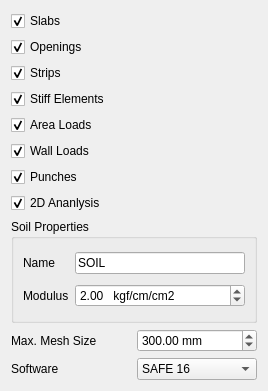
Qt form safe/punch/Resources/ui/safe_panel.ui (ebrahimraeyat/OSAFE) before a commit.
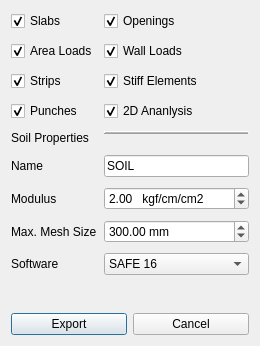
The same form after that commit. Icons and pictures are not drawn.

Commit message: Gui export to safe re-formatted

Diff of the .ui file:
```diff
--- a/safe/punch/Resources/ui/safe_panel.ui
+++ b/safe/punch/Resources/ui/safe_panel.ui
@@ -6,8 +6,8 @@
    <rect>
     <x>0</x>
     <y>0</y>
-    <width>268</width>
-    <height>391</height>
+    <width>260</width>
+    <height>346</height>
    </rect>
   </property>
   <property name="windowTitle">
@@ -15,6 +15,11 @@
   </property>
   <layout class="QVBoxLayout" name="verticalLayout">
    <item>
+    <layout class="QFormLayout" name="formLayout">
+     <property name="verticalSpacing">
+      <number>10</number>
+     </property>
+     <item row="0" column="0">
     <widget class="QCheckBox" name="slabs_checkbox">
      <property name="text">
       <string>Slabs</string>
@@ -24,7 +29,7 @@
      </property>
     </widget>
    </item>
-   <item>
+     <item row="0" column="1">
     <widget class="QCheckBox" name="openings_checkbox">
      <property name="text">
       <string>Openings</string>
@@ -34,27 +39,7 @@
      </property>
     </widget>
    </item>
-   <item>
-    <widget class="QCheckBox" name="strips_checkbox">
-     <property name="text">
-      <string>Strips</string>
-     </property>
-     <property name="checked">
-      <bool>true</bool>
-     </property>
-    </widget>
-   </item>
-   <item>
-    <widget class="QCheckBox" name="stiff_elements_checkbox">
-     <property name="text">
-      <string>Stiff Elements</string>
-     </property>
-     <property name="checked">
-      <bool>true</bool>
-     </property>
-    </widget>
-   </item>
-   <item>
+     <item row="1" column="0">
     <widget class="QCheckBox" name="loads_checkbox">
      <property name="text">
       <string>Area Loads</string>
@@ -64,7 +49,7 @@
      </property>
     </widget>
    </item>
-   <item>
+     <item row="1" column="1">
     <widget class="QCheckBox" name="wall_loads">
      <property name="text">
       <string>Wall Loads</string>
@@ -74,7 +59,27 @@
      </property>
     </widget>
    </item>
-   <item>
+     <item row="2" column="0">
+      <widget class="QCheckBox" name="strips_checkbox">
+       <property name="text">
+        <string>Strips</string>
+       </property>
+       <property name="checked">
+        <bool>true</bool>
+       </property>
+      </widget>
+     </item>
+     <item row="2" column="1">
+      <widget class="QCheckBox" name="stiff_elements_checkbox">
+       <property name="text">
+        <string>Stiff Elements</string>
+       </property>
+       <property name="checked">
+        <bool>true</bool>
+       </property>
+      </widget>
+     </item>
+     <item row="3" column="0">
     <widget class="QCheckBox" name="punches">
      <property name="text">
       <string>Punches</string>
@@ -84,7 +89,7 @@
      </property>
     </widget>
    </item>
-   <item>
+     <item row="3" column="1">
     <widget class="QCheckBox" name="analysis_2d">
      <property name="text">
       <string>2D Ananlysis</string>
@@ -94,71 +99,83 @@
      </property>
     </widget>
    </item>
-   <item>
-    <widget class="QGroupBox" name="groupBox">
-     <property name="title">
+     <item row="4" column="0">
+      <widget class="QLabel" name="label">
+       <property name="text">
       <string>Soil Properties</string>
      </property>
-     <layout class="QGridLayout" name="gridLayout">
-      <item row="0" column="0">
+      </widget>
+     </item>
+     <item row="4" column="1">
+      <widget class="Line" name="line">
+       <property name="frameShadow">
+        <enum>QFrame::Raised</enum>
+       </property>
+       <property name="lineWidth">
+        <number>1</number>
+       </property>
+       <property name="midLineWidth">
+        <number>1</number>
+       </property>
+       <property name="orientation">
+        <enum>Qt::Horizontal</enum>
+       </property>
+      </widget>
+     </item>
+     <item row="5" column="0">
        <widget class="QLabel" name="label_2">
         <property name="text">
          <string>Name</string>
         </property>
        </widget>
       </item>
-      <item row="1" column="1">
-       <widget class="QDoubleSpinBox" name="soil_modulus">
-        <property name="prefix">
-         <string/>
-        </property>
-        <property name="suffix">
-         <string>   kgf/cm/cm2</string>
-        </property>
-        <property name="decimals">
-         <number>2</number>
-        </property>
-        <property name="minimum">
-         <double>0.100000000000000</double>
-        </property>
-        <property name="maximum">
-         <double>10.000000000000000</double>
-        </property>
-        <property name="singleStep">
-         <double>0.100000000000000</double>
-        </property>
-        <property name="value">
-         <double>2.000000000000000</double>
-        </property>
-       </widget>
-      </item>
-      <item row="0" column="1">
+     <item row="5" column="1">
        <widget class="QLineEdit" name="soil_name">
         <property name="text">
          <string>SOIL</string>
         </property>
        </widget>
       </item>
-      <item row="1" column="0">
+     <item row="6" column="0">
        <widget class="QLabel" name="label_3">
         <property name="text">
          <string>Modulus</string>
         </property>
        </widget>
       </item>
-     </layout>
-    </widget>
-   </item>
-   <item>
-    <layout class="QHBoxLayout" name="horizontalLayout">
-     <item>
+     <item row="6" column="1">
+      <widget class="QDoubleSpinBox" name="soil_modulus">
+       <property name="prefix">
+        <string/>
+       </property>
+       <property name="suffix">
+        <string>   kgf/cm/cm2</string>
+       </property>
+       <property name="decimals">
+        <number>2</number>
+       </property>
+       <property name="minimum">
+        <double>0.100000000000000</double>
+       </property>
+       <property name="maximum">
+        <double>10.000000000000000</double>
+       </property>
+       <property name="singleStep">
+        <double>0.100000000000000</double>
+       </property>
+       <property name="value">
+        <double>2.000000000000000</double>
+       </property>
+      </widget>
+     </item>
+     <item row="7" column="0">
       <widget class="QLabel" name="label_4">
        <property name="text">
         <string>Max. Mesh Size</string>
        </property>
       </widget>
      </item>
-     <item>
+     <item row="7" column="1">
       <widget class="QDoubleSpinBox" name="max_mesh_size">
        <property name="prefix">
         <string/>
@@ -183,18 +200,14 @@
        </property>
       </widget>
      </item>
-    </layout>
-   </item>
-   <item>
-    <layout class="QHBoxLayout" name="horizontalLayout_4">
-     <item>
+     <item row="8" column="0">
       <widget class="QLabel" name="label_5">
        <property name="text">
         <string>Software</string>
        </property>
       </widget>
      </item>
-     <item>
+     <item row="8" column="1">
       <widget class="QComboBox" name="software">
        <item>
         <property name="text">
@@ -205,7 +218,45 @@
      </item>
     </layout>
    </item>
-  </layout>
+   <item>
+    <layout class="QHBoxLayout" name="horizontalLayout">
+     <item>
+      <widget class="QPushButton" name="export_button">
+       <property name="text">
+        <string>Export</string>
+       </property>
+       <property name="icon">
+        <iconset resource="../../py_widget/resource.qrc">
+         <normaloff>:/safe/Resources/icons/safe.png</normaloff>:/safe/Resources/icons/safe.png</iconset>
+       </property>
+       <property name="iconSize">
+        <size>
+         <width>40</width>
+         <height>40</height>
+        </size>
+       </property>
+      </widget>
+     </item>
+     <item>
+      <widget class="QPushButton" name="cancel_button">
+       <property name="text">
+        <string>Cancel</string>
+       </property>
+       <property name="icon">
+        <iconset resource="../../py_widget/resource.qrc">
+         <normaloff>:/safe/Resources/icons/cancel.png</normaloff>:/safe/Resources/icons/cancel.png</iconset>
+       </property>
+       <property name="iconSize">
+        <size>
+         <width>40</width>
+         <height>40</height>
+        </size>
+       </property>
+      </widget>
+     </item>
+    </layout>
+   </item>
+  </layout>
  </widget>
  <resources/>
  <connections/>
```
Left out of the diff: 4 changed lines with no effect on the pictures. Lines whose indentation alone changed are shown as unchanged. The commit also changes 3 other files.
